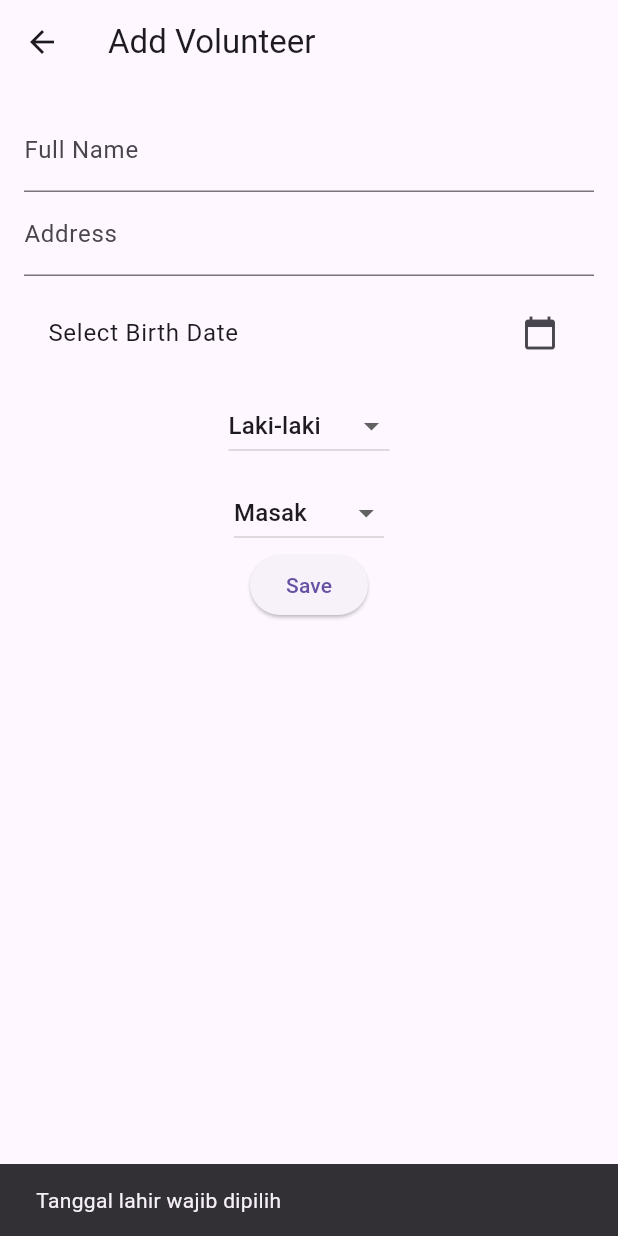
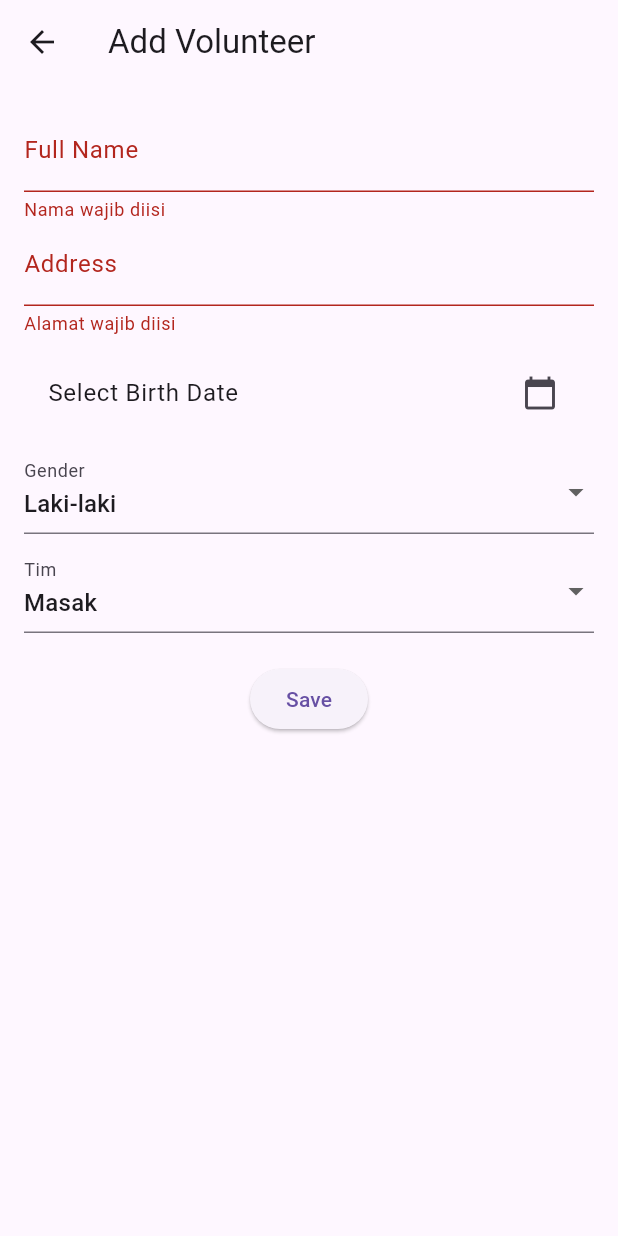
Before and after one commit to hanafiprasyah/mbgtd, a Flutter app: the VolunteerFormPage screen opened by its route, after a tap on "Save", on a phone screen of 412 x 824 dp. Run offline on Flutter 3.47's test engine with Material 3 defaults, Android fonts, the phone set to English and light mode, and no system bars; our stand-ins replace cloud_firestore, equatable, firebase_auth, firebase_core, flutter_bloc, flutter_secure_storage; accounts and stored records are empty.

Commit message:
pref: Form validation, loading indicator and BLoC adjustment

```diff
--- a/lib/features/volunteer/bloc/volunteer_state.dart
+++ b/lib/features/volunteer/bloc/volunteer_state.dart
@@ -19,4 +19,12 @@ class VolunteerLoaded extends VolunteerState {
   List<Object?> get props => [volunteer];
 }
 
-class VolunteerError extends VolunteerState {}
+class VolunteerSuccess extends VolunteerState {
+  final Volunteer? volunteer;
+  VolunteerSuccess(this.volunteer);
+}
+
+class VolunteerError extends VolunteerState {
+  final String message;
+  VolunteerError(this.message);
+}
--- a/lib/features/volunteer/presentation/pages/volunteer_form_page.dart
+++ b/lib/features/volunteer/presentation/pages/volunteer_form_page.dart
@@ -3,6 +3,7 @@ import 'package:flutter_bloc/flutter_bloc.dart';
 import 'package:intl/intl.dart';
 import '../../bloc/volunteer_bloc.dart';
 import '../../bloc/volunteer_event.dart';
+import '../../bloc/volunteer_state.dart';
 import '../../data/models/volunteer_model.dart';
 
 class VolunteerFormPage extends StatefulWidget {
@@ -13,11 +14,12 @@ class VolunteerFormPage extends StatefulWidget {
 }
 
 class _VolunteerFormPageState extends State<VolunteerFormPage> {
+  final _formKey = GlobalKey<FormState>();
+
   final namaController = TextEditingController();
   final alamatController = TextEditingController();
 
   DateTime? selectedDate;
-
   Volunteer? existing;
 
   String gender = 'Laki-laki';
@@ -52,25 +54,21 @@ class _VolunteerFormPageState extends State<VolunteerFormPage> {
   }
 
   void save() {
+    if (!_formKey.currentState!.validate()) return;
+
     if (selectedDate == null) {
       ScaffoldMessenger.of(context).showSnackBar(
         const SnackBar(content: Text('Tanggal lahir wajib dipilih')),
       );
-
       return;
     }
 
     final volunteer = Volunteer(
       id: existing?.id ?? '',
-
       namaLengkap: namaController.text,
-
       tanggalLahir: selectedDate!,
-
       alamat: alamatController.text,
-
       jenisKelamin: gender,
-
       tim: tim,
     );
 
@@ -81,12 +79,6 @@ class _VolunteerFormPageState extends State<VolunteerFormPage> {
     } else {
       bloc.add(UpdateVolunteer(volunteer));
     }
-
-    Navigator.pushReplacementNamed(
-      context,
-      '/volunteer-detail',
-      arguments: volunteer,
-    );
   }
 
   @override
@@ -95,18 +87,53 @@ class _VolunteerFormPageState extends State<VolunteerFormPage> {
       appBar: AppBar(
         title: Text(existing == null ? 'Add Volunteer' : 'Edit Volunteer'),
       ),
-      body: SingleChildScrollView(
+      body: BlocConsumer<VolunteerBloc, VolunteerState>(
+        listener: (context, state) {
+          if (state is VolunteerSuccess) {
+            ScaffoldMessenger.of(context).showSnackBar(
+              const SnackBar(content: Text('Berhasil menyimpan data')),
+            );
+
+            Navigator.pushReplacementNamed(
+              context,
+              '/volunteer-detail',
+              arguments: state.volunteer,
+            );
+          }
+
+          if (state is VolunteerError) {
+            ScaffoldMessenger.of(
+              context,
+            ).showSnackBar(SnackBar(content: Text(state.message)));
+          }
+        },
+        builder: (context, state) {
+          final isLoading = state is VolunteerLoading;
+
+          return Stack(
+            children: [
+              SingleChildScrollView(
                 padding: const EdgeInsets.all(16),
+                child: Form(
+                  key: _formKey,
                   child: Column(
                     children: [
-            TextField(
+                      TextFormField(
                         controller: namaController,
-              decoration: const InputDecoration(labelText: 'Full Name'),
+                        decoration: const InputDecoration(
+                          labelText: 'Full Name',
+                        ),
+                        validator: (value) => value == null || value.isEmpty
+                            ? 'Nama wajib diisi'
+                            : null,
                       ),
 
-            TextField(
+                      TextFormField(
                         controller: alamatController,
                         decoration: const InputDecoration(labelText: 'Address'),
+                        validator: (value) => value == null || value.isEmpty
+                            ? 'Alamat wajib diisi'
+                            : null,
                       ),
 
                       const SizedBox(height: 10),
@@ -123,20 +150,23 @@ class _VolunteerFormPageState extends State<VolunteerFormPage> {
 
                       const SizedBox(height: 10),
 
-            DropdownButton<String>(
-              value: gender,
-              items: [
-                'Laki-laki',
-                'Perempuan',
-              ].map((e) => DropdownMenuItem(value: e, child: Text(e))).toList(),
+                      DropdownButtonFormField<String>(
+                        initialValue: gender,
+                        items: ['Laki-laki', 'Perempuan']
+                            .map(
+                              (e) => DropdownMenuItem(value: e, child: Text(e)),
+                            )
+                            .toList(),
                         onChanged: (val) => setState(() => gender = val!),
+                        decoration: const InputDecoration(labelText: 'Gender'),
                       ),
 
                       const SizedBox(height: 10),
 
-            DropdownButton<String>(
-              value: tim,
-              items: [
+                      DropdownButtonFormField<String>(
+                        initialValue: tim,
+                        items:
+                            [
                                   'Persiapan',
                                   'Masak',
                                   'Distribusi',
@@ -144,13 +174,37 @@ class _VolunteerFormPageState extends State<VolunteerFormPage> {
                                   'Pencucian',
                                   'Satpam',
                                   'ASLAP',
-              ].map((e) => DropdownMenuItem(value: e, child: Text(e))).toList(),
+                                ]
+                                .map(
+                                  (e) => DropdownMenuItem(
+                                    value: e,
+                                    child: Text(e),
+                                  ),
+                                )
+                                .toList(),
                         onChanged: (val) => setState(() => tim = val!),
+                        decoration: const InputDecoration(labelText: 'Tim'),
                       ),
 
-            ElevatedButton(onPressed: save, child: const Text('Save')),
+                      const SizedBox(height: 20),
+
+                      ElevatedButton(
+                        onPressed: isLoading ? null : save,
+                        child: const Text('Save'),
+                      ),
                     ],
                   ),
+                ),
+              ),
+
+              if (isLoading)
+                Container(
+                  color: Colors.black.withValues(alpha: 0.3),
+                  child: const Center(child: CircularProgressIndicator()),
+                ),
+            ],
+          );
+        },
       ),
     );
   }
```
Also changed, not shown: lib/core/helper/firebase_crud_error.dart (added, +17 -0 lines), lib/features/volunteer/bloc/volunteer_bloc.dart (+22 -3 lines). Lines whose indentation alone changed are shown as unchanged.
